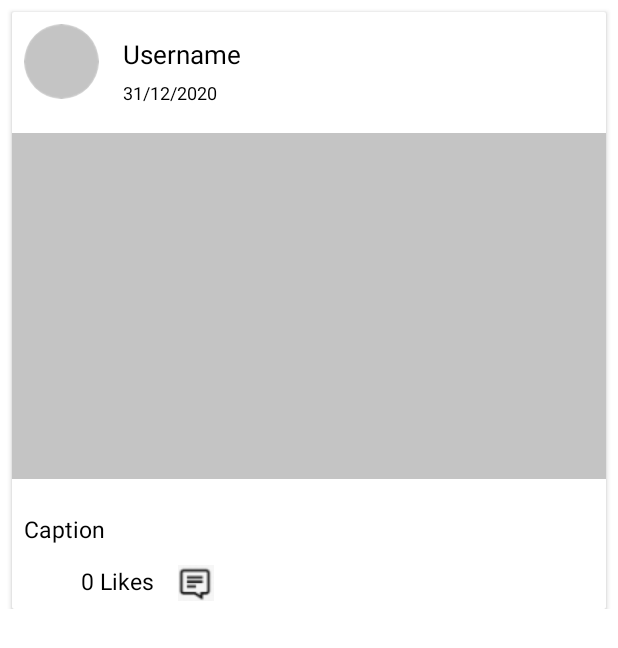
After one commit to aritra-tech/Petzzu-Aritra, an Android app: the layout each_post.xml on its own in the app's theme, with its tools: preview values and no code run, on a phone screen of 412 x 824 dp. The commit adds this screen. Shown: the top 648 px of the screen. Run offline under Robolectric (Android 15) with nearby library versions, the phone set to English and light mode, and no system bars; Roboto replaces fonts that are not available here.

Commit message:
Post View

```diff
--- a/app/src/main/res/drawable/baseline_delete_24.xml
+++ b/app/src/main/res/drawable/baseline_delete_24.xml
@@ -1,4 +1,4 @@
-<vector android:height="24dp" android:tint="#FFFFFF"
+<vector android:height="24dp" android:tint="#747171"
     android:viewportHeight="24" android:viewportWidth="24"
     android:width="24dp" xmlns:android="http://schemas.android.com/apk/res/android">
     <path android:fillColor="@android:color/white" android:pathData="M6,19c0,1.1 0.9,2 2,2h8c1.1,0 2,-0.9 2,-2V7H6v12zM19,4h-3.5l-1,-1h-5l-1,1H5v2h14V4z"/>
--- /dev/null
+++ b/app/src/main/res/drawable/before_liked.xml
@@ -0,0 +1,5 @@
+<vector android:height="24dp" android:tint="#FFFFFF"
+    android:viewportHeight="24" android:viewportWidth="24"
+    android:width="24dp" xmlns:android="http://schemas.android.com/apk/res/android">
+    <path android:fillColor="@android:color/white" android:pathData="M16.5,3c-1.74,0 -3.41,0.81 -4.5,2.09C10.91,3.81 9.24,3 7.5,3 4.42,3 2,5.42 2,8.5c0,3.78 3.4,6.86 8.55,11.54L12,21.35l1.45,-1.32C18.6,15.36 22,12.28 22,8.5 22,5.42 19.58,3 16.5,3zM12.1,18.55l-0.1,0.1 -0.1,-0.1C7.14,14.24 4,11.39 4,8.5 4,6.5 5.5,5 7.5,5c1.54,0 3.04,0.99 3.57,2.36h1.87C13.46,5.99 14.96,5 16.5,5c2,0 3.5,1.5 3.5,3.5 0,2.89 -3.14,5.74 -7.9,10.05z"/>
+</vector>
--- /dev/null
+++ b/app/src/main/res/layout/each_post.xml
@@ -0,0 +1,133 @@
+<?xml version="1.0" encoding="utf-8"?>
+<androidx.constraintlayout.widget.ConstraintLayout xmlns:android="http://schemas.android.com/apk/res/android"
+    android:layout_width="match_parent"
+    android:layout_height="wrap_content"
+    xmlns:app="http://schemas.android.com/apk/res-auto"
+    android:background="@color/white">
+
+    <androidx.cardview.widget.CardView
+        android:layout_width="match_parent"
+        android:layout_height="wrap_content"
+        android:layout_marginStart="8dp"
+        android:layout_marginTop="8dp"
+        android:layout_marginEnd="8dp"
+        android:background="@color/white"
+        app:layout_constraintEnd_toEndOf="parent"
+        app:layout_constraintStart_toStartOf="parent"
+        app:layout_constraintTop_toTopOf="parent">
+
+        <androidx.constraintlayout.widget.ConstraintLayout
+            android:layout_width="match_parent"
+            android:layout_height="match_parent"
+            android:background="@color/white">
+
+            <de.hdodenhof.circleimageview.CircleImageView
+                android:id="@+id/profile_pic"
+                android:layout_width="50dp"
+                android:layout_height="50dp"
+                android:layout_marginStart="8dp"
+                android:layout_marginTop="8dp"
+                android:src="@drawable/elcipse"
+                app:layout_constraintStart_toStartOf="parent"
+                app:layout_constraintTop_toTopOf="parent" />
+
+            <TextView
+                android:id="@+id/username_tv"
+                android:layout_width="wrap_content"
+                android:layout_height="wrap_content"
+                android:layout_marginStart="16dp"
+                android:layout_marginTop="16dp"
+                android:text="Username"
+                android:textColor="@color/black"
+                android:textSize="17sp"
+                app:layout_constraintStart_toEndOf="@+id/profile_pic"
+                app:layout_constraintTop_toTopOf="parent" />
+
+            <TextView
+                android:id="@+id/date_tv"
+                android:layout_width="wrap_content"
+                android:layout_height="wrap_content"
+                android:layout_marginStart="16dp"
+                android:layout_marginTop="5dp"
+                android:text="31/12/2020"
+                android:textColor="@color/black"
+                android:textSize="12sp"
+                app:layout_constraintStart_toEndOf="@+id/profile_pic"
+                app:layout_constraintTop_toBottomOf="@+id/username_tv" />
+
+            <ImageView
+                android:id="@+id/user_post"
+                android:layout_width="0dp"
+                android:layout_height="260dp"
+                android:layout_marginTop="8dp"
+                app:layout_constraintEnd_toEndOf="parent"
+                app:layout_constraintHorizontal_bias="0.5"
+                app:layout_constraintStart_toStartOf="parent"
+                app:layout_constraintTop_toBottomOf="@+id/profile_pic"
+                app:srcCompat="@drawable/rectangle" />
+
+            <TextView
+                android:id="@+id/caption_tv"
+                android:layout_width="wrap_content"
+                android:layout_height="wrap_content"
+                android:layout_marginStart="8dp"
+                android:layout_marginTop="8dp"
+                android:text="Caption"
+                android:textColor="@color/black"
+                android:textSize="15sp"
+                app:layout_constraintStart_toStartOf="parent"
+                app:layout_constraintTop_toBottomOf="@+id/user_post" />
+
+            <ImageView
+                android:id="@+id/like_btn"
+                android:layout_width="30dp"
+                android:layout_height="30dp"
+                android:layout_marginStart="8dp"
+                android:layout_marginTop="8dp"
+                app:layout_constraintStart_toStartOf="parent"
+                app:layout_constraintTop_toBottomOf="@+id/caption_tv"
+                app:srcCompat="@drawable/before_liked" />
+
+            <TextView
+                android:id="@+id/like_count_tv"
+                android:layout_width="wrap_content"
+                android:layout_height="wrap_content"
+                android:layout_marginStart="8dp"
+                android:layout_marginTop="5dp"
+                android:text="0 Likes"
+                android:textColor="@color/black"
+                android:textSize="15sp"
+                app:layout_constraintStart_toEndOf="@+id/like_btn"
+                app:layout_constraintTop_toTopOf="@+id/like_btn" />
+
+            <ImageView
+                android:id="@+id/comments_post"
+                android:layout_width="wrap_content"
+                android:layout_height="wrap_content"
+                android:layout_marginStart="16dp"
+                android:layout_marginBottom="5dp"
+                app:layout_constraintBottom_toBottomOf="parent"
+                app:layout_constraintStart_toEndOf="@+id/like_count_tv"
+                app:layout_constraintTop_toTopOf="@+id/like_count_tv"
+                app:srcCompat="@drawable/comments" />
+
+            <ImageButton
+                android:id="@+id/delete_btn"
+                android:layout_width="wrap_content"
+                android:layout_height="wrap_content"
+                android:layout_marginTop="16dp"
+                android:layout_marginEnd="16dp"
+                android:background="@color/white"
+                android:visibility="invisible"
+                android:clickable="false"
+                app:layout_constraintEnd_toEndOf="parent"
+                app:layout_constraintTop_toTopOf="parent"
+                app:srcCompat="@drawable/baseline_delete_24" />
+
+
+        </androidx.constraintlayout.widget.ConstraintLayout>
+
+    </androidx.cardview.widget.CardView>
+
+
+</androidx.constraintlayout.widget.ConstraintLayout>
```
Also changed, not shown: app/src/main/java/com/example/petzzu/Adapter/PostAdapter.java (added, +106 -0 lines), app/src/main/java/com/example/petzzu/Model/Post.java (added, +24 -0 lines), app/src/main/java/com/example/petzzu/PetCommunity.java (+49 -0 lines), app/src/main/res/drawable/comments.png (added), app/src/main/res/drawable/elcipse.png (added), app/src/main/res/drawable/rectangle.png (added).
